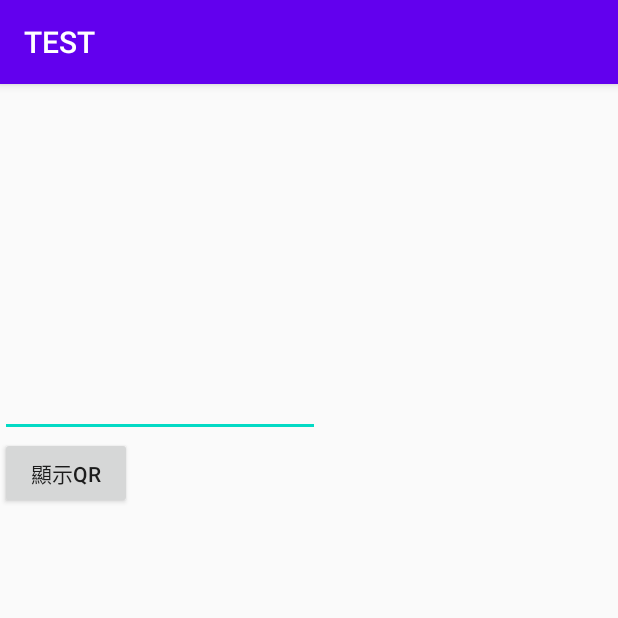
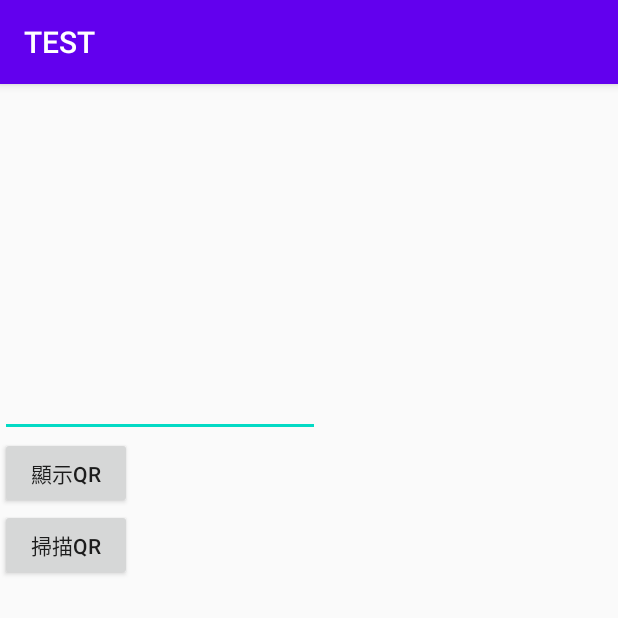
Before and after one commit to CK88924/ENDPJ, an Android app: the QR screen opened directly, with no data from a screen before it, on a phone screen of 412 x 824 dp, the top half of it. Run offline under Robolectric (Android 15) with nearby library versions, the phone set to English and light mode, and no system bars; libraries missing offline, so code that uses them is left out: com.journeyapps.barcodescanner.

Commit message:
掃描QR

```diff
--- a/BACK/TEST2/app/build.gradle
+++ b/BACK/TEST2/app/build.gradle
@@ -40,6 +40,7 @@ dependencies {
     implementation('com.journeyapps:zxing-android-embedded:3.6.0') { transitive = false }
     implementation 'androidx.appcompat:appcompat:1.0.2'
     implementation 'com.google.zxing:core:3.3.0'
+    implementation 'com.google.android.gms:play-services-vision:16.2.0'
     testImplementation 'junit:junit:4.12'
     androidTestImplementation 'androidx.test.ext:junit:1.1.2'
     androidTestImplementation 'androidx.test.espresso:espresso-core:3.3.0'
--- a/BACK/TEST2/app/src/main/AndroidManifest.xml
+++ b/BACK/TEST2/app/src/main/AndroidManifest.xml
@@ -1,6 +1,8 @@
 <?xml version="1.0" encoding="utf-8"?>
 <manifest xmlns:android="http://schemas.android.com/apk/res/android"
     package="com.example.test">
+
+    <uses-permission android:name="android.permission.CAMERA" />
 
     <application
         android:allowBackup="true"
@@ -9,7 +11,8 @@
         android:roundIcon="@mipmap/ic_launcher_round"
         android:supportsRtl="true"
         android:theme="@style/AppTheme">
-        <activity android:name=".QR"></activity>
+        <activity android:name=".SCAN_QR"></activity>
+        <activity android:name=".QR" />
         <activity android:name=".ICIONLIST" />
         <activity android:name=".PASSWORD" />
         <activity android:name=".CHART" />
--- a/BACK/TEST2/app/src/main/java/com/example/test/QR.java
+++ b/BACK/TEST2/app/src/main/java/com/example/test/QR.java
@@ -2,6 +2,7 @@ package com.example.test;
 
 import androidx.appcompat.app.AppCompatActivity;
 
+import android.content.Intent;
 import android.graphics.Bitmap;
 import android.os.Bundle;
 import android.view.View;
@@ -14,7 +15,7 @@ import com.google.zxing.WriterException;
 import com.journeyapps.barcodescanner.BarcodeEncoder;
 
 public class QR extends AppCompatActivity {
-    private Button change;
+    private Button change,scan_qr;
     private EditText text;
     private ImageView show_qr;
 
@@ -28,7 +29,9 @@ public class QR extends AppCompatActivity {
         show_qr=(ImageView) findViewById(R.id.show_qr);
         text=(EditText) findViewById(R.id.qr_text);
         change=(Button) findViewById(R.id.change);
+        scan_qr=(Button) findViewById(R.id.scan_qr);
         change.setOnClickListener(btnListener);
+        scan_qr.setOnClickListener(btnListener);
     }//FindID()
     private  void  get_QR(){
         BarcodeEncoder encoder = new BarcodeEncoder();
@@ -45,6 +48,10 @@ public class QR extends AppCompatActivity {
         @Override
         public void onClick(View v) {
             if (v.getId()==R.id.change){ get_QR();}//change()
+            if (v.getId()==R.id.scan_qr){
+                Intent intent = new Intent(QR.this, SCAN_QR.class);
+                startActivity(intent);
+            }//scan_qr()
         }//onClick()
     };//btnListener()
 }//main()
--- a/BACK/TEST2/app/src/main/res/layout/activity_main.xml
+++ b/BACK/TEST2/app/src/main/res/layout/activity_main.xml
@@ -40,6 +40,6 @@
             android:id="@+id/qr"
             android:layout_width="match_parent"
             android:layout_height="wrap_content"
-            android:text="生成QR" />
+            android:text="QR" />
     </LinearLayout>
 </androidx.constraintlayout.widget.ConstraintLayout>
--- a/BACK/TEST2/app/src/main/res/layout/activity_q_r.xml
+++ b/BACK/TEST2/app/src/main/res/layout/activity_q_r.xml
@@ -29,6 +29,13 @@
             android:layout_width="wrap_content"
             android:layout_height="wrap_content"
             android:text="顯示QR" />
+
+        <Button
+            android:id="@+id/scan_qr"
+            android:layout_width="wrap_content"
+            android:layout_height="wrap_content"
+            android:text="掃描QR" />
+
     </LinearLayout>
 
 </androidx.constraintlayout.widget.ConstraintLayout>
```
Also changed, not shown: BACK/TEST2/app/src/main/java/com/example/test/SCAN_QR.java (added, +86 -0 lines), BACK/TEST2/app/src/main/res/layout/activity_s_c_a_n__q_r.xml (added, +24 -0 lines).
